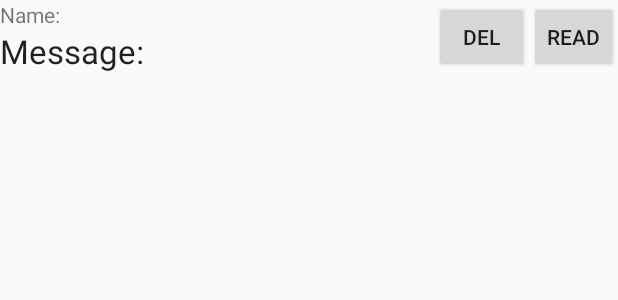
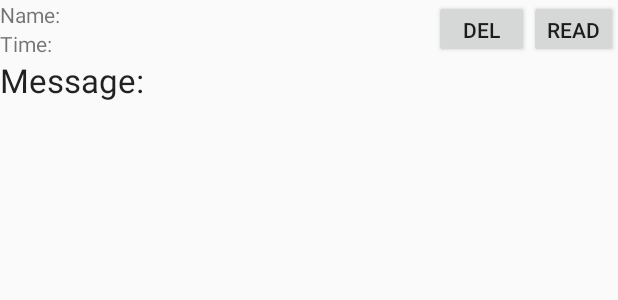
Before and after one commit to EnzanIjuin/PracticeApp, an Android app: the layout row_messages.xml on its own in the app's theme, with its tools: preview values and no code run, on a phone screen of 412 x 824 dp. Shown: the top 300 px of the screen. Run offline under Robolectric (Android 15) with nearby library versions, the phone set to English and light mode, and no system bars.

Commit message:
SMS Reader

```diff
--- a/app/src/main/res/layout/fragment_sms.xml
+++ b/app/src/main/res/layout/fragment_sms.xml
@@ -24,7 +24,7 @@
     <ListView
         android:layout_width="wrap_content"
         android:layout_height="wrap_content"
-        android:id="@+id/listView2"
+        android:id="@+id/list_sms"
         android:layout_below="@+id/b_show_sms"
         android:layout_centerHorizontal="true"
         android:layout_above="@+id/b_compose" />
--- a/app/src/main/res/layout/row_messages.xml
+++ b/app/src/main/res/layout/row_messages.xml
@@ -20,11 +20,11 @@
         android:textAppearance="?android:attr/textAppearanceLarge"
         android:text="Message:"
         android:id="@+id/text_msg"
-        android:layout_below="@+id/text_name"
+        android:layout_below="@+id/b_del"
         android:layout_alignParentLeft="true"
         android:layout_alignParentStart="true"
-        android:layout_toLeftOf="@+id/b_del"
-        android:layout_toStartOf="@+id/b_del" />
+        android:layout_alignParentRight="true"
+        android:layout_alignParentEnd="true" />
 
     <Button
         style="?android:attr/buttonStyleSmall"
@@ -32,9 +32,10 @@
         android:layout_height="wrap_content"
         android:text="Read"
         android:id="@+id/b_read"
+        android:layout_alignParentTop="true"
         android:layout_alignParentRight="true"
         android:layout_alignParentEnd="true"
-        android:layout_alignBottom="@+id/text_msg" />
+        android:layout_above="@+id/text_msg" />
 
     <Button
         style="?android:attr/buttonStyleSmall"
@@ -42,9 +43,20 @@
         android:layout_height="wrap_content"
         android:text="Del"
         android:id="@+id/b_del"
+        android:hint="Delete"
+        android:layout_alignParentTop="true"
         android:layout_toLeftOf="@+id/b_read"
         android:layout_toStartOf="@+id/b_read"
-        android:hint="Delete"
-        android:layout_alignBottom="@+id/text_msg" />
+        android:layout_alignBottom="@+id/text_time" />
+
+    <TextView
+        android:layout_width="wrap_content"
+        android:layout_height="wrap_content"
+        android:textAppearance="?android:attr/textAppearanceSmall"
+        android:text="Time:"
+        android:id="@+id/text_time"
+        android:layout_below="@+id/text_name"
+        android:layout_alignParentLeft="true"
+        android:layout_alignParentStart="true" />
 
 </RelativeLayout>
```
Also changed, not shown: app/src/main/java/com/example/shelton/practiceapp/MyListAdapter.java (+53 -2 lines), app/src/main/java/com/example/shelton/practiceapp/SmsFragment.java (+23 -3 lines).
